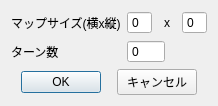
Above: Qt/settingdialog.ui from Yuya-003/Procon29 before the change. Below: the same form after it.
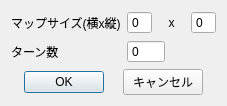
That is the form after the change.

Diff of the .ui file:
```diff
--- a/Qt/settingdialog.ui
+++ b/Qt/settingdialog.ui
@@ -6,8 +6,8 @@
    <rect>
     <x>0</x>
     <y>0</y>
-    <width>218</width>
-    <height>97</height>
+    <width>227</width>
+    <height>103</height>
    </rect>
   </property>
   <property name="sizePolicy">
@@ -96,6 +96,9 @@
            <property name="keyboardTracking">
             <bool>true</bool>
            </property>
+           <property name="maximum">
+            <number>99</number>
+           </property>
           </widget>
          </item>
         </layout>
@@ -133,7 +136,7 @@
             <enum>Qt::Horizontal</enum>
            </property>
            <property name="sizeType">
-            <enum>QSizePolicy::Preferred</enum>
+            <enum>QSizePolicy::Expanding</enum>
            </property>
            <property name="sizeHint" stdset="0">
             <size>
```
Left out of the diff: 3 changed lines with no effect on the pictures.
